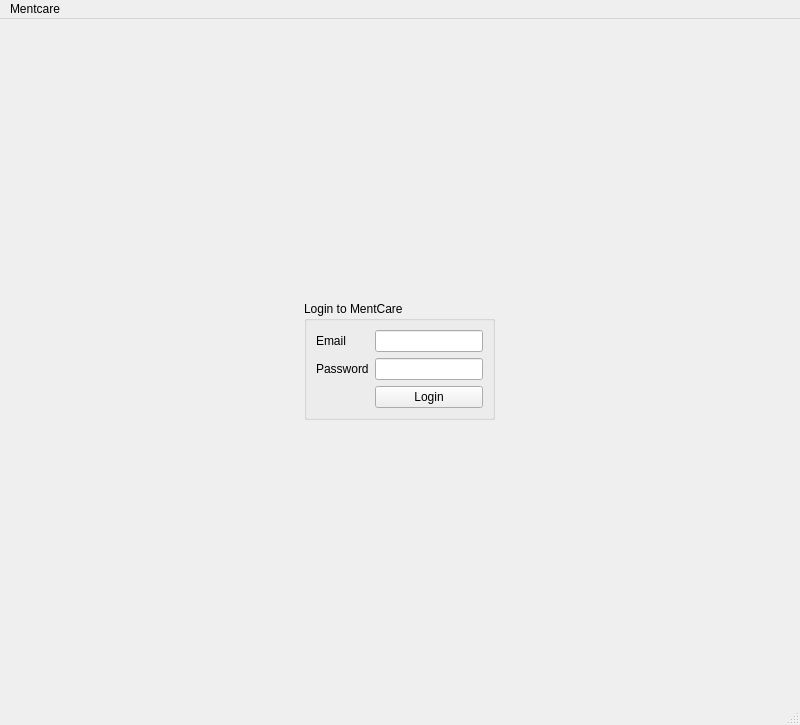
First picture: the form in mentcare/mainwindow.ui, repository omansour-se-nyu/Spring2023-Team-1, before the edit.
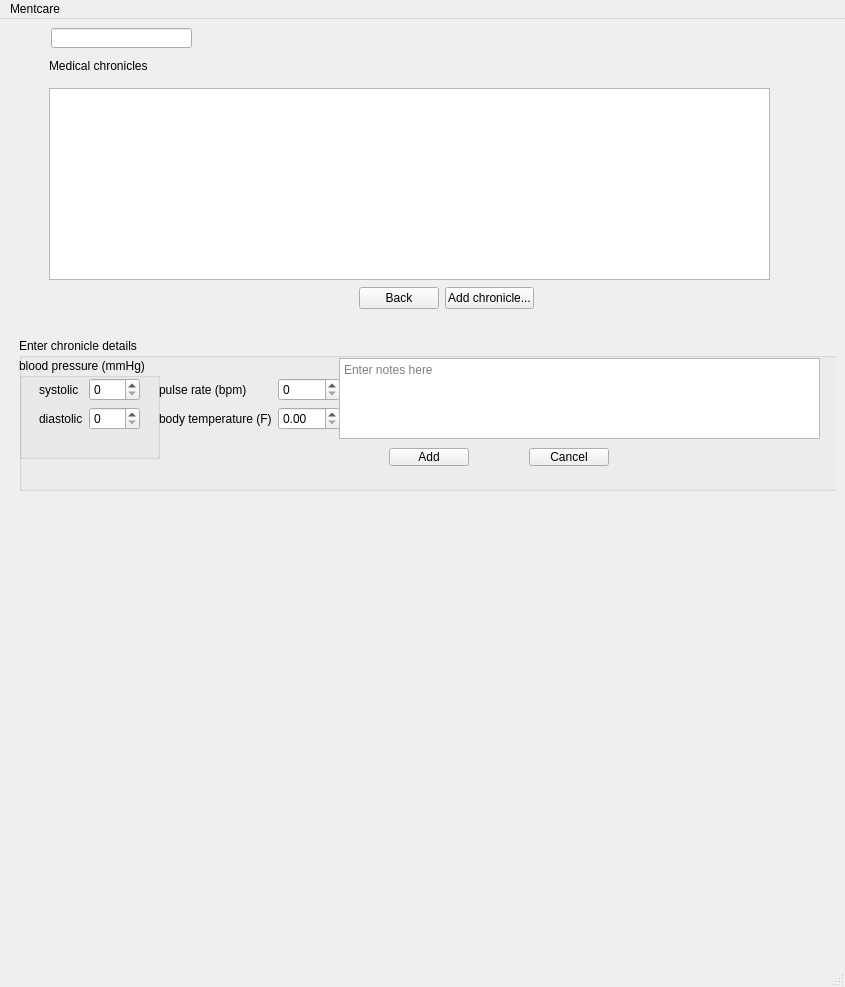
Second picture: the form after the edit. The open tabs and pages were chosen to show the change.

Commit message: added chronicles page with ability to view and add vital signs and notes per patient; disable other functionality while in editing patient mode; added messages for buttons on home page referring to unused/unimplemented pages

The edit to the form file:
```diff
--- a/mentcare/mainwindow.ui
+++ b/mentcare/mainwindow.ui
@@ -6,8 +6,8 @@
    <rect>
     <x>0</x>
     <y>0</y>
-    <width>800</width>
-    <height>725</height>
+    <width>845</width>
+    <height>987</height>
    </rect>
   </property>
   <property name="windowTitle">
@@ -578,6 +578,215 @@
         </item>
        </layout>
       </widget>
+      <widget class="QWidget" name="PatientChroniclesPage">
+       <widget class="QGroupBox" name="addChronicle_groupBox">
+        <property name="geometry">
+         <rect>
+          <x>10</x>
+          <y>310</y>
+          <width>819</width>
+          <height>153</height>
+         </rect>
+        </property>
+        <property name="title">
+         <string>Enter chronicle details</string>
+        </property>
+        <widget class="QGroupBox" name="bp_input_groupBox">
+         <property name="geometry">
+          <rect>
+           <x>0</x>
+           <y>20</y>
+           <width>141</width>
+           <height>101</height>
+          </rect>
+         </property>
+         <property name="title">
+          <string>blood pressure (mmHg)</string>
+         </property>
+         <widget class="QWidget" name="formLayoutWidget">
+          <property name="geometry">
+           <rect>
+            <x>20</x>
+            <y>20</y>
+            <width>101</width>
+            <height>80</height>
+           </rect>
+          </property>
+          <layout class="QFormLayout" name="formLayout_7">
+           <item row="0" column="0">
+            <widget class="QLabel" name="label_30">
+             <property name="text">
+              <string>systolic</string>
+             </property>
+            </widget>
+           </item>
+           <item row="0" column="1">
+            <widget class="QSpinBox" name="bpSys_spinBox">
+             <property name="maximum">
+              <number>200</number>
+             </property>
+            </widget>
+           </item>
+           <item row="1" column="0">
+            <widget class="QLabel" name="label_31">
+             <property name="text">
+              <string>diastolic</string>
+             </property>
+            </widget>
+           </item>
+           <item row="1" column="1">
+            <widget class="QSpinBox" name="bpDia_spinBox">
+             <property name="maximum">
+              <number>200</number>
+             </property>
+            </widget>
+           </item>
+          </layout>
+         </widget>
+        </widget>
+        <widget class="QWidget" name="formLayoutWidget_2">
+         <property name="geometry">
+          <rect>
+           <x>140</x>
+           <y>40</y>
+           <width>181</width>
+           <height>80</height>
+          </rect>
+         </property>
+         <layout class="QFormLayout" name="formLayout_9">
+          <item row="0" column="0">
+           <widget class="QLabel" name="label_33">
+            <property name="text">
+             <string>pulse rate (bpm)</string>
+            </property>
+           </widget>
+          </item>
+          <item row="0" column="1">
+           <widget class="QSpinBox" name="pulserate_spinBox">
+            <property name="maximum">
+             <number>120</number>
+            </property>
+           </widget>
+          </item>
+          <item row="1" column="0">
+           <widget class="QLabel" name="label_34">
+            <property name="text">
+             <string>body temperature (F)</string>
+            </property>
+           </widget>
+          </item>
+          <item row="1" column="1">
+           <widget class="QDoubleSpinBox" name="bodyTemp_spinBox">
+            <property name="maximum">
+             <double>200.000000000000000</double>
+            </property>
+           </widget>
+          </item>
+         </layout>
+        </widget>
+        <widget class="QTextEdit" name="chronicleNotes_textEdit">
+         <property name="geometry">
+          <rect>
+           <x>320</x>
+           <y>20</y>
+           <width>481</width>
+           <height>81</height>
+          </rect>
+         </property>
+         <property name="placeholderText">
+          <string>Enter notes here</string>
+         </property>
+        </widget>
+        <widget class="QPushButton" name="addChronicle_button">
+         <property name="geometry">
+          <rect>
+           <x>370</x>
+           <y>110</y>
+           <width>80</width>
+           <height>18</height>
+          </rect>
+         </property>
+         <property name="text">
+          <string>Add</string>
+         </property>
+        </widget>
+        <widget class="QPushButton" name="cancelAddChronicle_button">
+         <property name="geometry">
+          <rect>
+           <x>510</x>
+           <y>110</y>
+           <width>80</width>
+           <height>18</height>
+          </rect>
+         </property>
+         <property name="text">
+          <string>Cancel</string>
+         </property>
+        </widget>
+       </widget>
+       <widget class="QTableView" name="patientChronicles_tableView">
+        <property name="geometry">
+         <rect>
+          <x>40</x>
+          <y>60</y>
+          <width>721</width>
+          <height>192</height>
+         </rect>
+        </property>
+       </widget>
+       <widget class="QWidget" name="horizontalLayoutWidget">
+        <property name="geometry">
+         <rect>
+          <x>350</x>
+          <y>230</y>
+          <width>175</width>
+          <height>80</height>
+         </rect>
+        </property>
+        <layout class="QHBoxLayout" name="horizontalLayout_12">
+         <item>
+          <widget class="QPushButton" name="backToPatientInfoPage_button">
+           <property name="text">
+            <string>Back</string>
+           </property>
+          </widget>
+         </item>
+         <item>
+          <widget class="QPushButton" name="enableAddChronicle_button">
+           <property name="text">
+            <string>Add chronicle...</string>
+           </property>
+          </widget>
+         </item>
+        </layout>
+       </widget>
+       <widget class="QLabel" name="label_35">
+        <property name="geometry">
+         <rect>
+          <x>40</x>
+          <y>30</y>
+          <width>161</width>
+          <height>16</height>
+         </rect>
+        </property>
+        <property name="text">
+         <string>Medical chronicles</string>
+        </property>
+       </widget>
+       <widget class="QLineEdit" name="PatientChronicle_name_display">
+        <property name="geometry">
+         <rect>
+          <x>42</x>
+          <y>0</y>
+          <width>141</width>
+          <height>20</height>
+         </rect>
+        </property>
+        <property name="readOnly">
+         <bool>true</bool>
+        </property>
+       </widget>
+      </widget>
       <widget class="QWidget" name="AddPatientPage">
        <layout class="QVBoxLayout" name="verticalLayout_2">
         <item>
@@ -1453,8 +1662,8 @@
     <rect>
      <x>0</x>
      <y>0</y>
-     <width>800</width>
-     <height>21</height>
+     <width>845</width>
+     <height>17</height>
     </rect>
    </property>
    <widget class="QMenu" name="menuMentcare">
```
Left out of the diff: 26 changed lines with no effect on the pictures. The commit also changes 3 other files.
